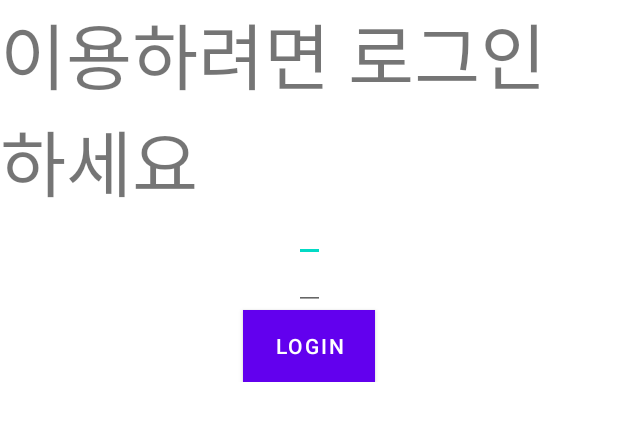
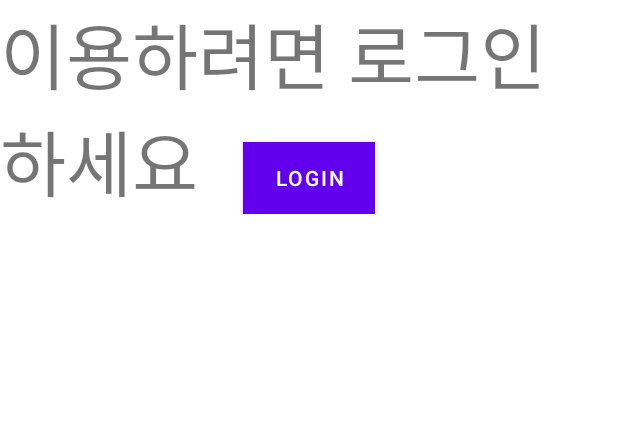
Before and after one commit to younjihoon/madcamp3, an Android app: the layout dialog_login.xml on its own in the app's theme, with its tools: preview values and no code run, on a phone screen of 412 x 824 dp. Shown: the top 421 px of the screen. Run offline under Robolectric (Android 15) with nearby library versions, the phone set to English and light mode, and no system bars.

```diff
--- a/app/src/main/res/layout/dialog_login.xml
+++ b/app/src/main/res/layout/dialog_login.xml
@@ -12,20 +12,7 @@
         app:layout_constraintTop_toTopOf="parent"
         app:layout_constraintLeft_toLeftOf="parent"
         app:layout_constraintRight_toRightOf="parent"/>
-    <EditText
-        android:id="@+id/editText"
-        android:layout_width="match_parent"
-        android:layout_height="32dp"
-        app:layout_constraintTop_toBottomOf="@+id/textView"
-        app:layout_constraintLeft_toLeftOf="parent"
-        app:layout_constraintRight_toRightOf="parent"/>
-    <EditText
-        android:id="@+id/editEmailText"
-        android:layout_width="match_parent"
-        android:layout_height="32dp"
-        app:layout_constraintTop_toBottomOf="@+id/editText"
-        app:layout_constraintLeft_toLeftOf="parent"
-        app:layout_constraintRight_toRightOf="parent"/>
+
     <Button
         android:id="@+id/loginButton"
         android:layout_width="wrap_content"
```
Also changed, not shown: app/src/main/java/com/example/madcamp3jhsj/FridgeActivity.kt (+22 -65 lines), app/src/main/java/com/example/madcamp3jhsj/ui/notifications/NotificationsFragment.kt (+7 -0 lines).
